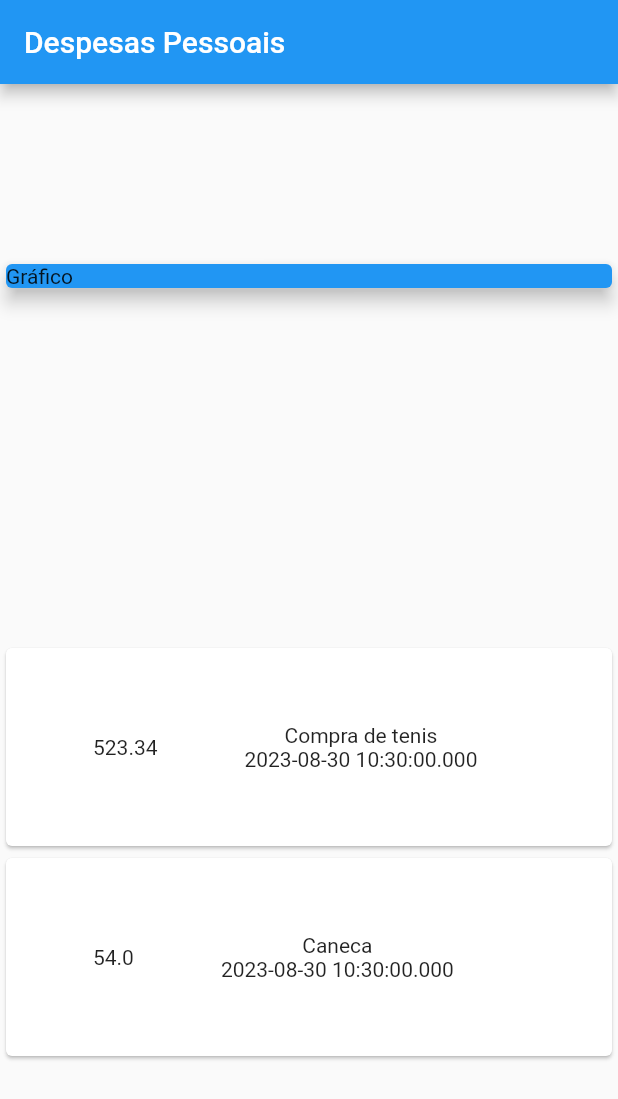
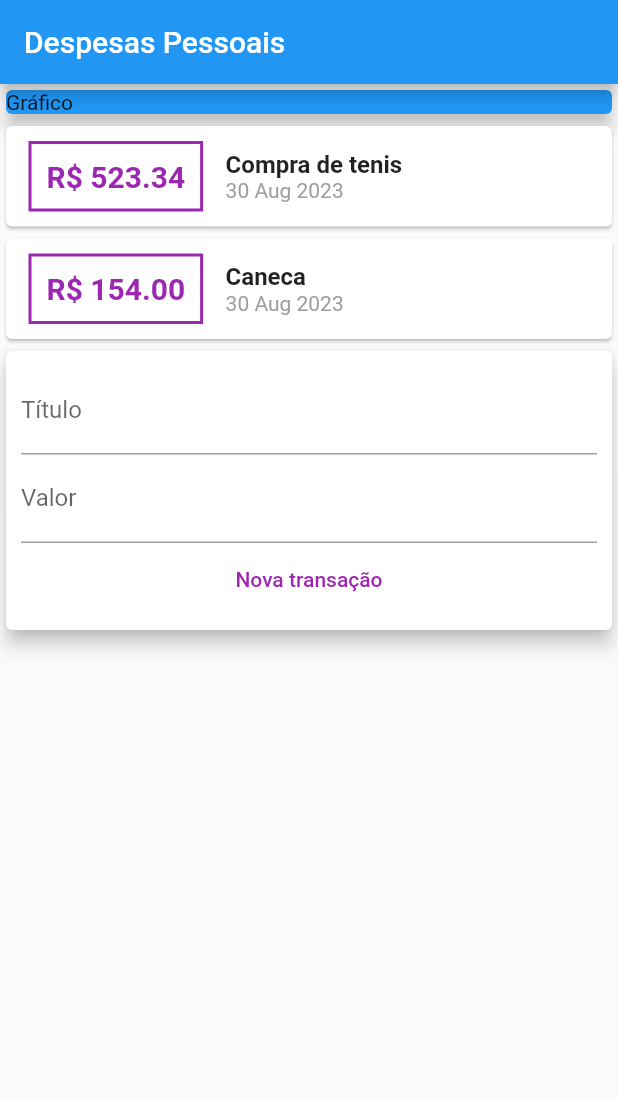
Before and after one commit to ClaudioPMartins/expenses, a Flutter app: the screen it shows after launch, on a phone screen of 412 x 824 dp. Shown: the top 1099 px of the screen. Run offline on Flutter 3.47's test engine with Material 2 defaults, Android fonts, the phone set to English and light mode, and no system bars.

```diff
--- /dev/null
+++ b/lib/components/transacao_form.dart
@@ -0,0 +1,52 @@
+import 'package:flutter/material.dart';
+
+class TransacaoForm extends StatelessWidget {
+  TransacaoForm({super.key});
+
+  final tituloController = TextEditingController();
+  final valorController = TextEditingController();
+
+  @override
+  Widget build(BuildContext context) {
+    return Card(
+      elevation: 5,
+      child: Padding(
+        padding: const EdgeInsets.all(10),
+        child: Column(
+          children: <Widget>[
+            TextField(
+              controller: tituloController,
+              decoration: const InputDecoration(
+                labelText: 'Título',
+              ),
+            ),
+            TextField(
+              controller: valorController,
+              decoration: const InputDecoration(
+                labelText: 'Valor',
+              ),
+            ),
+            Column(
+              crossAxisAlignment: CrossAxisAlignment.stretch,
+              children: [
+                TextButton(
+                  child: const Text(
+                    'Nova transação',
+                    style: TextStyle(
+                      color: Colors.purple,
+                    ),
+                  ),
+                  onPressed: () {
+                    print(tituloController.text);
+                    print(valorController.text);
+                  },
+                ),
+              ],
+            ),
+            //onPressed: onPressed, child: child)
+          ],
+        ),
+      ),
+    );
+  }
+}
--- /dev/null
+++ b/lib/components/transacao_lista.dart
@@ -0,0 +1,60 @@
+import 'package:flutter/material.dart';
+import 'package:expenses/models/transacao.dart';
+import 'package:intl/intl.dart';
+
+class TransacaoLista extends StatelessWidget {
+  final List<Transacao> transacoes;
+
+  const TransacaoLista(this.transacoes, {super.key});
+
+  @override
+  Widget build(BuildContext context) {
+    return Column(
+        children: transacoes.map((tr) {
+      return Card(
+        child: Row(
+          children: [
+            Container(
+              margin: const EdgeInsets.symmetric(
+                horizontal: 15,
+                vertical: 10,
+              ),
+              decoration: BoxDecoration(
+                border: Border.all(
+                  color: Colors.purple,
+                  width: 2,
+                ),
+              ),
+              padding: const EdgeInsets.all(10),
+              child: Text(
+                'R\$ ${tr.valor.toStringAsFixed(2)}',
+                style: const TextStyle(
+                  fontWeight: FontWeight.bold,
+                  fontSize: 20,
+                  color: Colors.purple,
+                ),
+              ),
+            ),
+            Column(
+              crossAxisAlignment: CrossAxisAlignment.start,
+              children: [
+                Text(
+                  tr.titulo,
+                  style: const TextStyle(
+                    fontSize: 16,
+                    fontWeight: FontWeight.bold,
+                  ),
+                ),
+                Text(
+                  DateFormat('d MMM y').format(tr.data),
+                  //tr.data.toString(),
+                  style: const TextStyle(color: Colors.grey),
+                ),
+              ],
+            ),
+          ],
+        ),
+      );
+    }).toList());
+  }
+}
--- /dev/null
+++ b/lib/components/transacao_user.dart
@@ -0,0 +1,38 @@
+import 'package:expenses/components/transacao_lista.dart';
+import 'package:flutter/material.dart';
+import 'package:expenses/models/transacao.dart';
+import 'package:expenses/components/transacao_form.dart';
+
+class TransacaoUser extends StatefulWidget {
+  const TransacaoUser({super.key});
+
+  @override
+  State<TransacaoUser> createState() => _TransacaoUserState();
+}
+
+class _TransacaoUserState extends State<TransacaoUser> {
+  final _transacoes = [
+    Transacao(
+      id: 't1',
+      titulo: 'Compra de tenis',
+      valor: 523.34,
+      data: DateTime.now(),
+    ),
+    Transacao(
+      id: 't2',
+      titulo: 'Caneca',
+      valor: 154.00,
+      data: DateTime.now(),
+    ),
+  ];
+
+  @override
+  Widget build(BuildContext context) {
+    return Column(
+      children: [
+        TransacaoLista(_transacoes),
+        TransacaoForm(),
+      ],
+    );
+  }
+}
--- a/lib/main.dart
+++ b/lib/main.dart
@@ -1,4 +1,4 @@
-import 'package:expenses/models/transacao.dart';
+import 'package:expenses/components/transacao_user.dart';
 import 'package:flutter/material.dart';
 
 main() => runApp(const ExpensesApp());
@@ -7,27 +7,12 @@ class ExpensesApp extends StatelessWidget {
   const ExpensesApp({Key? key}) : super(key: key);
   @override
   Widget build(BuildContext context) {
-    return MaterialApp(home: MyHomePage());
+    return const MaterialApp(home: MyHomePage());
   }
 }
 
 class MyHomePage extends StatelessWidget {
-  MyHomePage({Key? key}) : super(key: key);
-
-  final _transacoes = [
-    Transacao(
-      id: 't1',
-      titulo: 'Compra de tenis',
-      valor: 523.34,
-      data: DateTime.now(),
-    ),
-    Transacao(
-      id: 't2',
-      titulo: 'Caneca',
-      valor: 54.00,
-      data: DateTime.now(),
-    ),
-  ];
+  const MyHomePage({Key? key}) : super(key: key);
 
   @override
   Widget build(BuildContext context) {
@@ -35,39 +20,17 @@ class MyHomePage extends StatelessWidget {
       appBar: AppBar(
         title: const Text('Despesas Pessoais'),
       ),
-      body: Column(
-        mainAxisAlignment: MainAxisAlignment.spaceAround,
+      body: const Column(
         crossAxisAlignment: CrossAxisAlignment.stretch,
         children: [
-          const SizedBox(
+          SizedBox(
             child: Card(
               color: Colors.blue,
               elevation: 5,
               child: Text('Gráfico'),
             ),
           ),
-          Column(
-            children: _transacoes.map((tr) {
-              return Card(
-                child: Row(
-                  children: [
-                    Padding(
-                      padding: const EdgeInsets.all(58.0),
-                      child: SizedBox(
-                        child: Text(tr.valor.toString()),
-                      ),
-                    ),
-                    Column(
-                      children: [
-                        Text(tr.titulo),
-                        Text(tr.data.toString()),
-                      ],
-                    ),
-                  ],
-                ),
-              );
-            }).toList(),
-          ),
+          TransacaoUser(),
         ],
       ),
     );
--- a/pubspec.yaml
+++ b/pubspec.yaml
@@ -30,6 +30,7 @@ environment:
 dependencies:
   flutter:
     sdk: flutter
+  intl: ^0.18.1
 
 
   # The following adds the Cupertino Icons font to your application.
```
Also changed, not shown: pubspec.lock.
